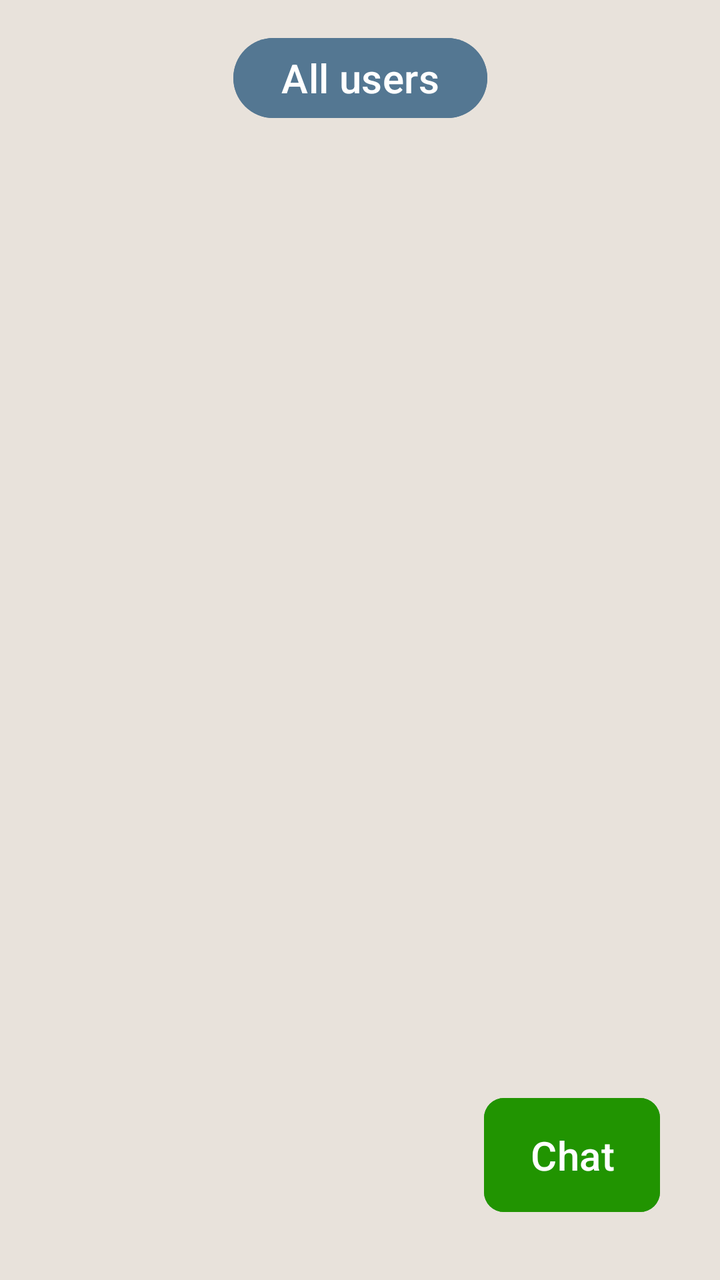
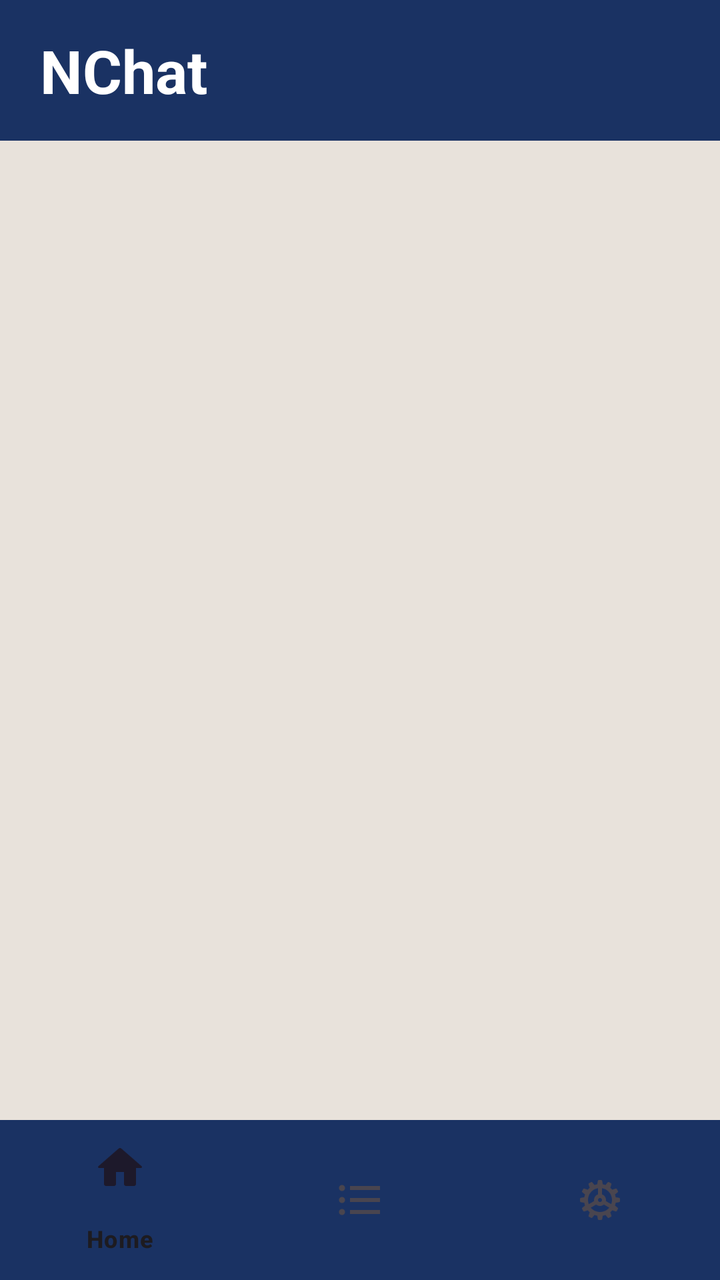

Compare the two renders of this Android layout. The source of the first and the diff that turns it into the second are given below.
<!-- AndroidManifest.xml: application theme Theme.NChat -->
<!-- res/layout/activity_dashboard.xml -->
<?xml version="1.0" encoding="utf-8"?>
<androidx.constraintlayout.widget.ConstraintLayout xmlns:android="http://schemas.android.com/apk/res/android"
    xmlns:app="http://schemas.android.com/apk/res-auto"
    xmlns:tools="http://schemas.android.com/tools"
    android:id="@+id/main"
    android:layout_width="match_parent"
    android:layout_height="match_parent"
    android:background="@color/light_colour"
    tools:context=".DashboardActivity">

    <Button
        android:id="@+id/allUsersButton"
        android:layout_width="wrap_content"
        android:layout_height="wrap_content"
        android:text="All users"
        android:textSize="20sp"
        android:backgroundTint="@color/secondary_colour"
        android:textColor="@color/white"
        android:layout_margin="15dp"
        app:layout_constraintBottom_toTopOf="@id/chatListRecyclerView"
        app:layout_constraintEnd_toEndOf="parent"
        app:layout_constraintStart_toStartOf="parent"
        app:layout_constraintTop_toTopOf="parent"

        />

    <androidx.recyclerview.widget.RecyclerView
        android:id="@+id/chatListRecyclerView"
        android:layout_width="match_parent"
        android:layout_height="0dp"
        android:layout_marginVertical="20dp"
        app:layout_constraintBottom_toBottomOf="parent"
        app:layout_constraintEnd_toEndOf="parent"
        app:layout_constraintStart_toStartOf="parent"
        app:layout_constraintTop_toBottomOf="@id/allUsersButton" />

    <Button
        android:id="@+id/chatButton"
        android:layout_width="wrap_content"
        android:layout_height="wrap_content"
        android:layout_margin="30dp"
        android:backgroundTint="@color/dark_green"
        android:padding="15dp"
        android:text="Chat"
        android:textColor="@color/white"
        android:textSize="20sp"
        app:cornerRadius="10dp"
        app:layout_constraintBottom_toBottomOf="parent"
        app:layout_constraintEnd_toEndOf="parent" />


</androidx.constraintlayout.widget.ConstraintLayout>
<!-- resources referenced by this layout -->
<resources>
  <color name="dark_green">#219401</color>
  <color name="light_colour">#E8E2DB</color>
  <color name="secondary_colour">#547792</color>
  <color name="white">#FFFFFFFF</color>
  <style name="Theme.NChat" parent="Base.Theme.NChat" />
  <style name="Base.Theme.NChat" parent="Theme.Material3.DayNight.NoActionBar">
          
  
      </style>
</resources>

<!-- the commit's change to res/layout/activity_dashboard.xml (unified diff, before → after) -->
@@ -8,45 +8,42 @@
     android:background="@color/light_colour"
     tools:context=".DashboardActivity">
 
-    <Button
-        android:id="@+id/allUsersButton"
-        android:layout_width="wrap_content"
+    <TextView
+        android:id="@+id/appTitle"
+        android:layout_width="match_parent"
         android:layout_height="wrap_content"
-        android:text="All users"
-        android:textSize="20sp"
-        android:backgroundTint="@color/secondary_colour"
+        android:background="@color/primary_colour"
+        android:padding="15dp"
+        android:paddingStart="20dp"
+        android:text="@string/app_name"
         android:textColor="@color/white"
-        android:layout_margin="15dp"
-        app:layout_constraintBottom_toTopOf="@id/chatListRecyclerView"
+        android:textSize="30sp"
+        android:textStyle="bold"
         app:layout_constraintEnd_toEndOf="parent"
         app:layout_constraintStart_toStartOf="parent"
-        app:layout_constraintTop_toTopOf="parent"
+        app:layout_constraintTop_toTopOf="parent" />
 
+    <FrameLayout
+        android:id="@+id/frameLayout"
+        android:layout_width="0dp"
+        android:layout_height="0dp"
+        app:layout_constraintStart_toStartOf="parent"
+        app:layout_constraintEnd_toEndOf="parent"
+        app:layout_constraintTop_toBottomOf="@id/appTitle"
+        app:layout_constraintBottom_toTopOf="@id/navBar"
         />
 
-    <androidx.recyclerview.widget.RecyclerView
-        android:id="@+id/chatListRecyclerView"
+
+    <com.google.android.material.bottomnavigation.BottomNavigationView
+        android:id="@+id/navBar"
         android:layout_width="match_parent"
-        android:layout_height="0dp"
-        android:layout_marginVertical="20dp"
+        android:layout_height="wrap_content"
+        android:background="@color/primary_colour"
+        app:labelVisibilityMode="selected"
         app:layout_constraintBottom_toBottomOf="parent"
         app:layout_constraintEnd_toEndOf="parent"
         app:layout_constraintStart_toStartOf="parent"
-        app:layout_constraintTop_toBottomOf="@id/allUsersButton" />
-
-    <Button
-        android:id="@+id/chatButton"
-        android:layout_width="wrap_content"
-        android:layout_height="wrap_content"
-        android:layout_margin="30dp"
-        android:backgroundTint="@color/dark_green"
-        android:padding="15dp"
-        android:text="Chat"
-        android:textColor="@color/white"
-        android:textSize="20sp"
-        app:cornerRadius="10dp"
-        app:layout_constraintBottom_toBottomOf="parent"
-        app:layout_constraintEnd_toEndOf="parent" />
+        app:menu="@menu/bottom_nav_menu" />
 
 
 </androidx.constraintlayout.widget.ConstraintLayout>
<!-- resource entries referenced after the edit -->
@@ -1,9 +1,9 @@
 <!-- resources referenced by this layout -->
 <resources>
-  <color name="dark_green">#219401</color>
   <color name="light_colour">#E8E2DB</color>
-  <color name="secondary_colour">#547792</color>
+  <color name="primary_colour">#1A3263</color>
   <color name="white">#FFFFFFFF</color>
+  <string name="app_name">NChat</string>
   <style name="Theme.NChat" parent="Base.Theme.NChat" />
   <style name="Base.Theme.NChat" parent="Theme.Material3.DayNight.NoActionBar">
           
